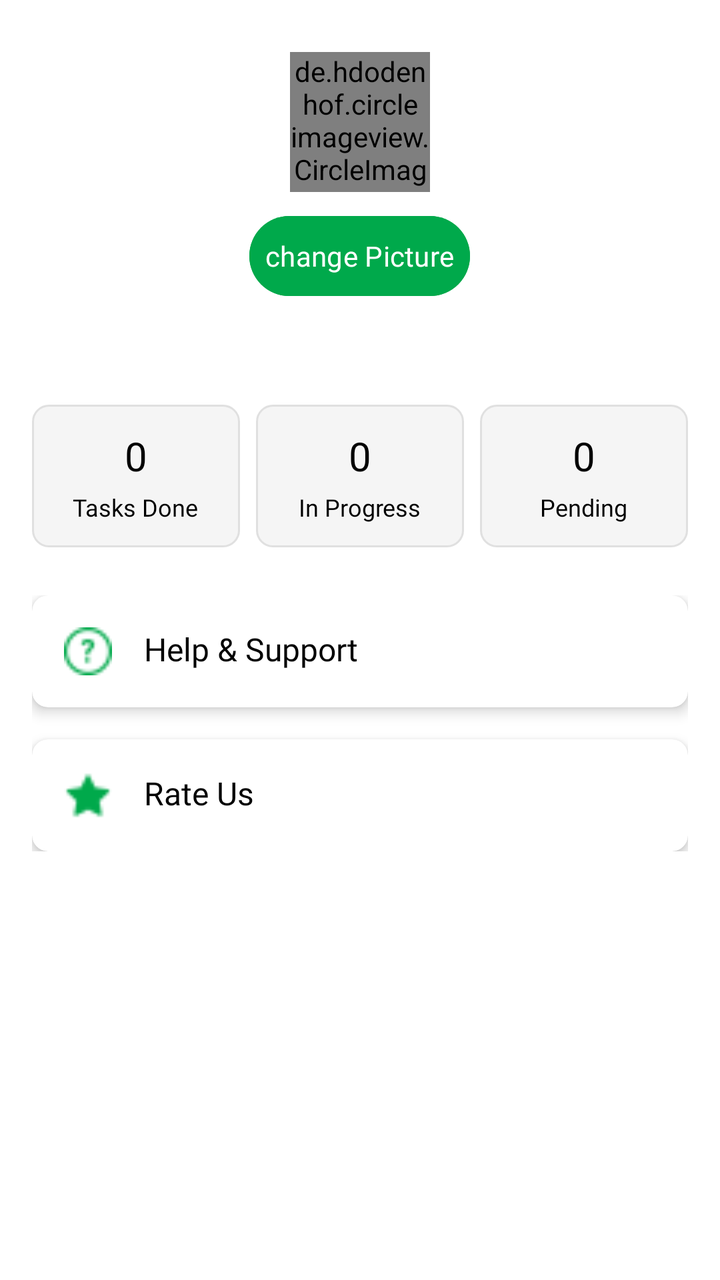
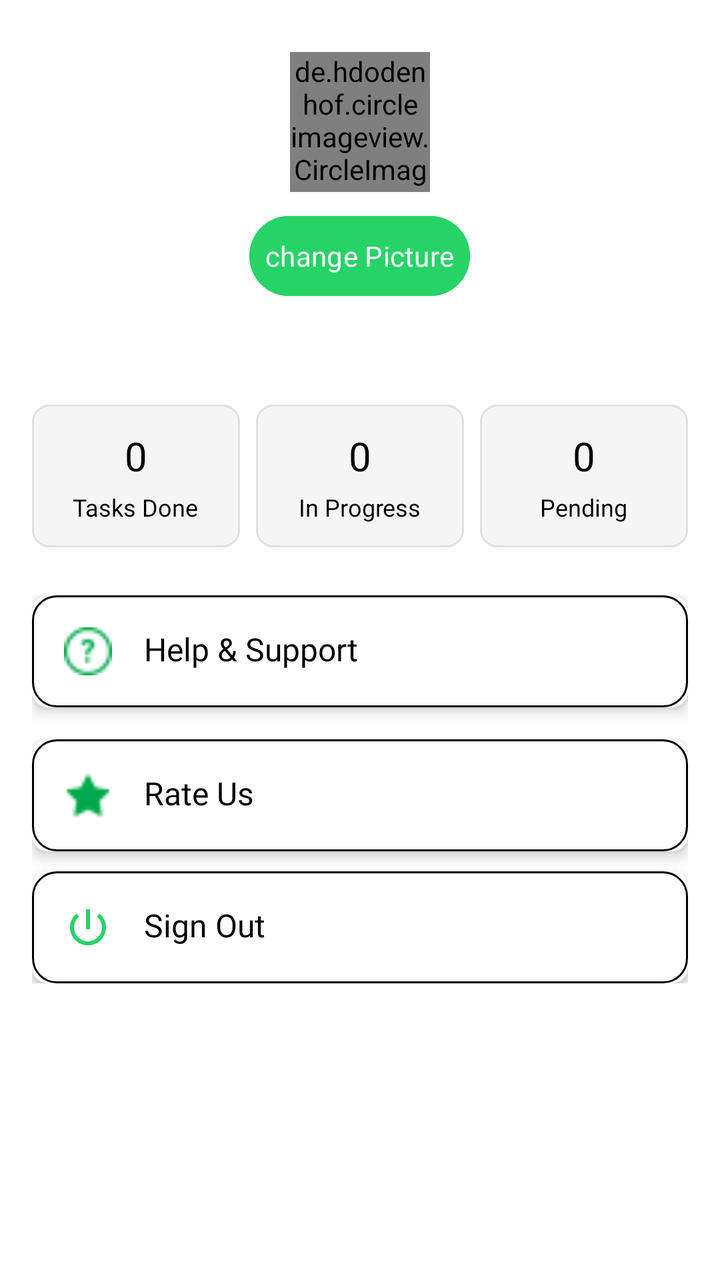

Before-and-after screenshots of an Android layout around one commit, followed by the original layout XML and the change that was made.
<!-- AndroidManifest.xml: application theme Theme.RemotePresence -->
<!-- res/layout/fragment_user_profile.xml -->
<?xml version="1.0" encoding="utf-8"?>
<ScrollView xmlns:android="http://schemas.android.com/apk/res/android"
    xmlns:app="http://schemas.android.com/apk/res-auto"
    xmlns:tools="http://schemas.android.com/tools"
    android:layout_width="match_parent"
    android:layout_height="match_parent"
    android:fillViewport="true"
    android:background="#FFFFFF">

    <LinearLayout
        android:id="@+id/profileContainer"
        android:layout_width="match_parent"
        android:layout_height="wrap_content"
        android:orientation="vertical"
        android:padding="16dp">

        
        <LinearLayout
            android:id="@+id/profileSection"
            android:layout_width="match_parent"
            android:layout_height="wrap_content"
            android:orientation="vertical"
            android:background="@color/background"
            android:gravity="center_horizontal"
            android:layout_marginBottom="24dp">

            <de.hdodenhof.circleimageview.CircleImageView
                android:id="@+id/profileImage"
                android:layout_width="70dp"
                android:layout_height="70dp"
                android:src="@drawable/account_24"
                android:layout_marginTop="10dp"
                app:civ_border_color="@color/cardviewcolor"
                app:civ_border_width="2dp" />
            <Button
                android:id="@+id/btn_change_picture"
                android:layout_width="wrap_content"
                android:layout_height="wrap_content"
                android:text="change Picture"
                android:fontFamily="@font/interregular"
                android:layout_gravity="center"
                android:layout_marginTop="8dp"
                android:backgroundTint="@color/btncolor"
                android:textColor="@color/white"
                android:padding="8dp" />


            <TextView
                android:id="@+id/userName"
                android:layout_width="wrap_content"
                android:layout_height="wrap_content"
                android:text=""
                android:textSize="18sp"
                android:textColor="@color/black"
                android:layout_marginTop="2dp"
                android:fontFamily="@font/poppinssemibold"/>
            <ProgressBar
                android:id="@+id/profileUploadProgressBar"
                android:layout_width="wrap_content"
                android:layout_height="wrap_content"
                android:visibility="gone"
                android:layout_gravity="center"
                style="@android:style/Widget.DeviceDefault.Light.ProgressBar.Large"
                />


        </LinearLayout>

        
        <LinearLayout
            android:id="@+id/taskStatsContainer"
            android:layout_width="match_parent"
            android:layout_height="wrap_content"
            android:orientation="horizontal"
            android:layout_marginBottom="24dp"
            android:weightSum="3">

            
            <LinearLayout
                android:id="@+id/completedTasksBox"
                android:layout_width="0dp"
                android:layout_height="wrap_content"
                android:layout_weight="1"
                android:orientation="vertical"
                android:gravity="center"
                android:background="@drawable/rounded_box"
                android:padding="12dp">

                <TextView
                    android:id="@+id/completedTasksCount"
                    android:layout_width="wrap_content"
                    android:layout_height="wrap_content"
                    android:text="0"
                    android:textSize="20sp"
                    android:textColor="@color/black"
                    android:fontFamily="@font/poppinssemibold"/>

                <TextView
                    android:id="@+id/completedTasksLabel"
                    android:layout_width="wrap_content"
                    android:layout_height="wrap_content"
                    android:text="Tasks Done"
                    android:textSize="12sp"
                    android:fontFamily="@font/interregular"
                    android:textColor="@color/black"
                    android:layout_marginTop="4dp"/>
            </LinearLayout>

            
            <LinearLayout
                android:id="@+id/inProgressTasksBox"
                android:layout_width="0dp"
                android:layout_height="wrap_content"
                android:layout_weight="1"
                android:orientation="vertical"
                android:gravity="center"
                android:background="@drawable/rounded_box"
                android:padding="12dp"
                android:layout_marginLeft="8dp"
                android:layout_marginRight="8dp">

                <TextView
                    android:id="@+id/inProgressTasksCount"
                    android:layout_width="wrap_content"
                    android:layout_height="wrap_content"
                    android:text="0"
                    android:textSize="20sp"
                    android:textColor="@color/black"
                    android:fontFamily="@font/poppinssemibold"/>

                <TextView
                    android:id="@+id/inProgressTasksLabel"
                    android:layout_width="wrap_content"
                    android:layout_height="wrap_content"
                    android:text="In Progress"
                    android:fontFamily="@font/interregular"
                    android:textSize="12sp"
                    android:textColor="@color/black"
                    android:layout_marginTop="4dp"/>
            </LinearLayout>

            
            <LinearLayout
                android:id="@+id/pendingTasksBox"
                android:layout_width="0dp"
                android:layout_height="wrap_content"
                android:layout_weight="1"
                android:orientation="vertical"
                android:gravity="center"
                android:background="@drawable/rounded_box"
                android:padding="12dp">

                <TextView
                    android:id="@+id/pendingTasksCount"
                    android:layout_width="wrap_content"
                    android:layout_height="wrap_content"
                    android:text="0"
                    android:textSize="20sp"
                    android:textColor="@color/black"
                    android:fontFamily="@font/poppinssemibold"/>

                <TextView
                    android:id="@+id/pendingTasksLabel"
                    android:layout_width="wrap_content"
                    android:layout_height="wrap_content"
                    android:text="Pending"
                    android:textSize="12sp"
                    android:fontFamily="@font/interregular"
                    android:textColor="@color/black"
                    android:layout_marginTop="4dp"/>
            </LinearLayout>
        </LinearLayout>

        
        <LinearLayout
            android:id="@+id/bottomCardsContainer"
            android:layout_width="match_parent"
            android:layout_height="wrap_content"
            android:orientation="vertical">

            
            <androidx.cardview.widget.CardView
                android:id="@+id/helpSupportCard"
                android:layout_width="match_parent"
                android:layout_height="wrap_content"
                android:layout_marginBottom="16dp"
                app:cardCornerRadius="8dp"
                app:cardElevation="4dp">

                <LinearLayout
                    android:id="@+id/helpSupportLayout"
                    android:layout_width="match_parent"
                    android:layout_height="wrap_content"
                    android:orientation="horizontal"
                    android:padding="16dp">

                    <ImageView
                        android:id="@+id/helpSupportIcon"
                        android:layout_width="24dp"
                        android:layout_height="24dp"
                        android:src="@drawable/question" />

                    <TextView
                        android:id="@+id/helpSupportText"
                        android:layout_width="wrap_content"
                        android:layout_height="wrap_content"
                        android:text="Help &amp; Support"
                        android:textSize="16sp"
                        android:fontFamily="@font/interregular"
                        android:textColor="@color/black"
                        android:layout_marginLeft="16dp"/>
                </LinearLayout>
            </androidx.cardview.widget.CardView>

            
            <androidx.cardview.widget.CardView
                android:id="@+id/rateUsCard"
                android:layout_width="match_parent"
                android:layout_height="wrap_content"
                app:cardCornerRadius="8dp"
                app:cardElevation="4dp">

                <LinearLayout
                    android:id="@+id/rateUsLayout"
                    android:layout_width="match_parent"
                    android:layout_height="wrap_content"
                    android:orientation="horizontal"
                    android:padding="16dp">

                    <ImageView
                        android:id="@+id/rateUsIcon"
                        android:layout_width="24dp"
                        android:layout_height="24dp"
                        android:src="@drawable/star" />

                    <TextView
                        android:id="@+id/rateUsText"
                        android:layout_width="wrap_content"
                        android:layout_height="wrap_content"
                        android:text="Rate Us"
                        android:fontFamily="@font/interregular"
                        android:textSize="16sp"
                        android:textColor="@color/black"
                        android:layout_marginLeft="16dp"/>
                </LinearLayout>
            </androidx.cardview.widget.CardView>
        </LinearLayout>
    </LinearLayout>
</ScrollView>
<!-- resources referenced by this layout -->
<resources>
  <color name="background">#FFFFFFFF</color>
  <color name="black">#FF000000</color>
  <color name="btncolor">#00a94b</color>
  <color name="cardviewcolor">#113245</color>
  <color name="white">#FFFFFFFF</color>
  <!-- drawable account_24 (drawable) -->
  <vector xmlns:android="http://schemas.android.com/apk/res/android" android:height="24dp" android:tint="@color/btncolor" android:viewportHeight="24" android:viewportWidth="24" android:width="24dp">
        
      <path android:fillColor="@color/btncolor" android:pathData="M12,2C6.48,2 2,6.48 2,12s4.48,10 10,10 10,-4.48 10,-10S17.52,2 12,2zM12,5c1.66,0 3,1.34 3,3s-1.34,3 -3,3 -3,-1.34 -3,-3 1.34,-3 3,-3zM12,19.2c-2.5,0 -4.71,-1.28 -6,-3.22 0.03,-1.99 4,-3.08 6,-3.08 1.99,0 5.97,1.09 6,3.08 -1.29,1.94 -3.5,3.22 -6,3.22z"/>
      
  </vector>
  <!-- drawable question: png bitmap (drawable, 627 bytes) -->
  <!-- drawable rounded_box (drawable) -->
  <shape xmlns:android="http://schemas.android.com/apk/res/android">
      <solid android:color="#F5F5F5"/>
      <corners android:radius="8dp"/>
      <stroke android:width="1dp" android:color="#E0E0E0"/>
  </shape>
  <!-- drawable star: png bitmap (drawable, 442 bytes) -->
  <style name="Theme.RemotePresence" parent="Theme.Material3.DayNight.NoActionBar">
          
          <item name="colorPrimary">@color/purple_500</item>
          <item name="colorPrimaryVariant">@color/purple_700</item>
          <item name="colorOnPrimary">@color/white</item>
          
          <item name="colorSecondary">@color/teal_200</item>
          <item name="colorSecondaryVariant">@color/teal_700</item>
          <item name="colorOnSecondary">@color/black</item>
          
          <item name="android:statusBarColor">?attr/colorPrimaryVariant</item>
          
      </style>
  <color name="purple_500">#FF6200EE</color>
  <color name="purple_700">#FF3700B3</color>
  <color name="teal_200">#FF03DAC5</color>
  <color name="teal_700">#FF018786</color>
</resources>

<!-- the commit's change to res/layout/fragment_user_profile.xml (unified diff, before → after) -->
@@ -192,6 +192,7 @@
                     android:layout_width="match_parent"
                     android:layout_height="wrap_content"
                     android:orientation="horizontal"
+                    android:background="@drawable/border"
                     android:padding="16dp">
 
                     <ImageView
@@ -225,6 +226,7 @@
                     android:layout_width="match_parent"
                     android:layout_height="wrap_content"
                     android:orientation="horizontal"
+                    android:background="@drawable/border"
                     android:padding="16dp">
 
                     <ImageView
@@ -244,6 +246,40 @@
                         android:layout_marginLeft="16dp"/>
                 </LinearLayout>
             </androidx.cardview.widget.CardView>
+
+            <androidx.cardview.widget.CardView
+                android:id="@+id/signout"
+                android:layout_width="match_parent"
+                android:layout_height="wrap_content"
+                app:cardCornerRadius="8dp"
+                android:layout_marginTop="10dp"
+                app:cardElevation="4dp">
+
+                <LinearLayout
+                    android:id="@+id/signoutlayout"
+                    android:layout_width="match_parent"
+                    android:layout_height="wrap_content"
+                    android:background="@drawable/border"
+                    android:orientation="horizontal"
+                    android:padding="16dp">
+
+
+                    <ImageView
+                        android:id="@+id/powerIcon"
+                        android:layout_width="24dp"
+                        android:layout_height="24dp"
+                        android:src="@drawable/power" />
+
+                    <TextView
+                        android:layout_width="wrap_content"
+                        android:layout_height="wrap_content"
+                        android:text="Sign Out"
+                        android:fontFamily="@font/interregular"
+                        android:textSize="16sp"
+                        android:textColor="@color/black"
+                        android:layout_marginLeft="16dp"/>
+                </LinearLayout>
+            </androidx.cardview.widget.CardView>
         </LinearLayout>
     </LinearLayout>
 </ScrollView>
<!-- resource entries referenced after the edit -->
@@ -2,13 +2,26 @@
 <resources>
   <color name="background">#FFFFFFFF</color>
   <color name="black">#FF000000</color>
-  <color name="btncolor">#00a94b</color>
+  <color name="btncolor">#25D366</color>
   <color name="cardviewcolor">#113245</color>
   <color name="white">#FFFFFFFF</color>
   <!-- drawable account_24 (drawable) -->
   <vector xmlns:android="http://schemas.android.com/apk/res/android" android:height="24dp" android:tint="@color/btncolor" android:viewportHeight="24" android:viewportWidth="24" android:width="24dp">
         
       <path android:fillColor="@color/btncolor" android:pathData="M12,2C6.48,2 2,6.48 2,12s4.48,10 10,10 10,-4.48 10,-10S17.52,2 12,2zM12,5c1.66,0 3,1.34 3,3s-1.34,3 -3,3 -3,-1.34 -3,-3 1.34,-3 3,-3zM12,19.2c-2.5,0 -4.71,-1.28 -6,-3.22 0.03,-1.99 4,-3.08 6,-3.08 1.99,0 5.97,1.09 6,3.08 -1.29,1.94 -3.5,3.22 -6,3.22z"/>
+      
+  </vector>
+  <!-- drawable border (drawable) -->
+  <?xml version="1.0" encoding="utf-8"?>
+  <shape xmlns:android="http://schemas.android.com/apk/res/android">
+      <solid android:color="@color/white" />
+      <stroke android:color="@color/black" android:width="1dp" />
+      <corners android:radius="12dp" />
+  </shape>
+  <!-- drawable power (drawable) -->
+  <vector xmlns:android="http://schemas.android.com/apk/res/android" android:height="24dp" android:tint="@color/btncolor" android:viewportHeight="24" android:viewportWidth="24" android:width="24dp">
+        
+      <path android:fillColor="@color/btncolor" android:pathData="M13,3h-2v10h2L13,3zM17.83,5.17l-1.42,1.42C17.99,7.86 19,9.81 19,12c0,3.87 -3.13,7 -7,7s-7,-3.13 -7,-7c0,-2.19 1.01,-4.14 2.58,-5.42L6.17,5.17C4.23,6.82 3,9.26 3,12c0,4.97 4.03,9 9,9s9,-4.03 9,-9c0,-2.74 -1.23,-5.18 -3.17,-6.83z"/>
       
   </vector>
   <!-- drawable question: png bitmap (drawable, 627 bytes) -->
